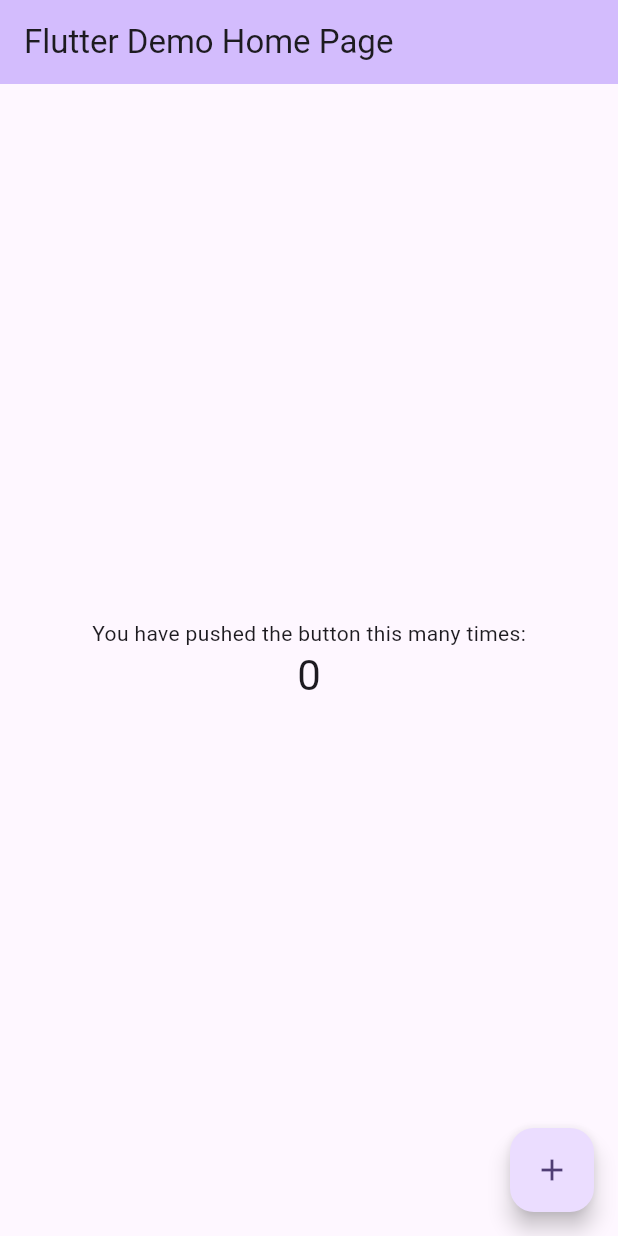
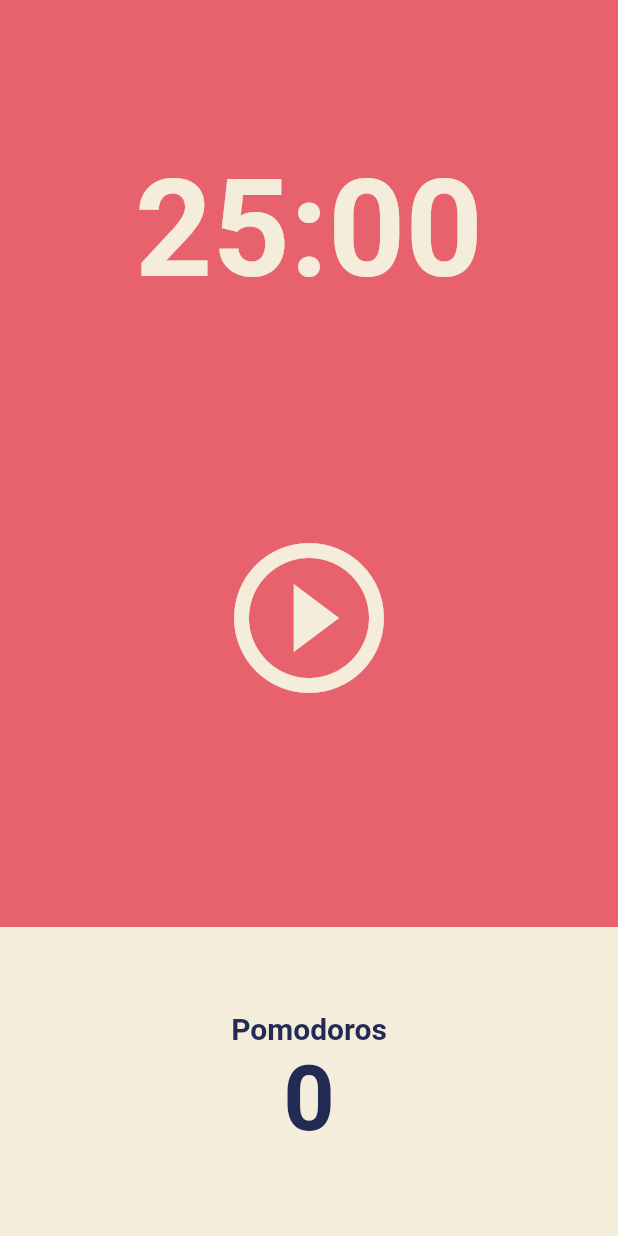
Before and after one commit to lunamundus/flutter_pomodoro_app_example, a Flutter app: the screen it shows after launch, on a phone screen of 412 x 824 dp. Run offline on Flutter 3.47's test engine with Material 2 defaults, Android fonts, the phone set to English and light mode, and no system bars.

Commit message:
Make user interface

```diff
--- a/lib/main.dart
+++ b/lib/main.dart
@@ -1,125 +1,28 @@
 import 'package:flutter/material.dart';
+import 'package:pomodoro_app_example/screens/home_screen.dart';
 
 void main() {
-  runApp(const MyApp());
+  runApp(const PomodoroApp());
 }
 
-class MyApp extends StatelessWidget {
-  const MyApp({super.key});
+class PomodoroApp extends StatelessWidget {
+  const PomodoroApp({super.key});
 
-  // This widget is the root of your application.
   @override
   Widget build(BuildContext context) {
     return MaterialApp(
-      title: 'Flutter Demo',
       theme: ThemeData(
-        // This is the theme of your application.
-        //
-        // TRY THIS: Try running your application with "flutter run". You'll see
-        // the application has a blue toolbar. Then, without quitting the app,
-        // try changing the seedColor in the colorScheme below to Colors.green
-        // and then invoke "hot reload" (save your changes or press the "hot
-        // reload" button in a Flutter-supported IDE, or press "r" if you used
-        // the command line to start the app).
-        //
-        // Notice that the counter didn't reset back to zero; the application
-        // state is not lost during the reload. To reset the state, use hot
-        // restart instead.
-        //
-        // This works for code too, not just values: Most code changes can be
-        // tested with just a hot reload.
-        colorScheme: ColorScheme.fromSeed(seedColor: Colors.deepPurple),
-        useMaterial3: true,
+        colorScheme: ColorScheme.fromSwatch(
+          backgroundColor: const Color(0xFFE7626C),
+        ),
+        textTheme: const TextTheme(
+          displayLarge: TextStyle(
+            color: Color(0xFF232B55),
+          ),
+        ),
+        cardColor: const Color(0xFFF4EDDB),
       ),
-      home: const MyHomePage(title: 'Flutter Demo Home Page'),
+      home: const HomeScreen(),
     );
   }
 }
-
-class MyHomePage extends StatefulWidget {
-  const MyHomePage({super.key, required this.title});
-
-  // This widget is the home page of your application. It is stateful, meaning
-  // that it has a State object (defined below) that contains fields that affect
-  // how it looks.
-
-  // This class is the configuration for the state. It holds the values (in this
-  // case the title) provided by the parent (in this case the App widget) and
-  // used by the build method of the State. Fields in a Widget subclass are
-  // always marked "final".
-
-  final String title;
-
-  @override
-  State<MyHomePage> createState() => _MyHomePageState();
-}
-
-class _MyHomePageState extends State<MyHomePage> {
-  int _counter = 0;
-
-  void _incrementCounter() {
-    setState(() {
-      // This call to setState tells the Flutter framework that something has
-      // changed in this State, which causes it to rerun the build method below
-      // so that the display can reflect the updated values. If we changed
-      // _counter without calling setState(), then the build method would not be
-      // called again, and so nothing would appear to happen.
-      _counter++;
-    });
-  }
-
-  @override
-  Widget build(BuildContext context) {
-    // This method is rerun every time setState is called, for instance as done
-    // by the _incrementCounter method above.
-    //
-    // The Flutter framework has been optimized to make rerunning build methods
-    // fast, so that you can just rebuild anything that needs updating rather
-    // than having to individually change instances of widgets.
-    return Scaffold(
-      appBar: AppBar(
-        // TRY THIS: Try changing the color here to a specific color (to
-        // Colors.amber, perhaps?) and trigger a hot reload to see the AppBar
-        // change color while the other colors stay the same.
-        backgroundColor: Theme.of(context).colorScheme.inversePrimary,
-        // Here we take the value from the MyHomePage object that was created by
-        // the App.build method, and use it to set our appbar title.
-        title: Text(widget.title),
-      ),
-      body: Center(
-        // Center is a layout widget. It takes a single child and positions it
-        // in the middle of the parent.
-        child: Column(
-          // Column is also a layout widget. It takes a list of children and
-          // arranges them vertically. By default, it sizes itself to fit its
-          // children horizontally, and tries to be as tall as its parent.
-          //
-          // Column has various properties to control how it sizes itself and
-          // how it positions its children. Here we use mainAxisAlignment to
-          // center the children vertically; the main axis here is the vertical
-          // axis because Columns are vertical (the cross axis would be
-          // horizontal).
-          //
-          // TRY THIS: Invoke "debug painting" (choose the "Toggle Debug Paint"
-          // action in the IDE, or press "p" in the console), to see the
-          // wireframe for each widget.
-          mainAxisAlignment: MainAxisAlignment.center,
-          children: <Widget>[
-            const Text(
-              'You have pushed the button this many times:',
-            ),
-            Text(
-              '$_counter',
-              style: Theme.of(context).textTheme.headlineMedium,
-            ),
-          ],
-        ),
-      ),
-      floatingActionButton: FloatingActionButton(
-        onPressed: _incrementCounter,
-        tooltip: 'Increment',
-        child: const Icon(Icons.add),
-      ), // This trailing comma makes auto-formatting nicer for build methods.
-    );
-  }
-}
--- /dev/null
+++ b/lib/screens/home_screen.dart
@@ -0,0 +1,85 @@
+import 'package:flutter/material.dart';
+
+class HomeScreen extends StatefulWidget {
+  const HomeScreen({super.key});
+
+  @override
+  State<HomeScreen> createState() => _HomeScreenState();
+}
+
+class _HomeScreenState extends State<HomeScreen> {
+  @override
+  Widget build(BuildContext context) {
+    return Scaffold(
+      backgroundColor: Theme.of(context).colorScheme.background,
+      body: Column(
+        children: [
+          Flexible(
+            flex: 1,
+            child: Container(
+              alignment: Alignment.bottomCenter,
+              child: Text(
+                '25:00',
+                style: TextStyle(
+                  color: Theme.of(context).cardColor,
+                  fontSize: 90,
+                  fontWeight: FontWeight.w600,
+                ),
+              ),
+            ),
+          ),
+          Flexible(
+            flex: 2,
+            child: Center(
+              child: IconButton(
+                color: Theme.of(context).cardColor,
+                onPressed: () {},
+                icon: const Icon(
+                  Icons.play_circle_outline,
+                ),
+                iconSize: 120,
+              ),
+            ),
+          ),
+          Flexible(
+            flex: 1,
+            child: Row(
+              children: [
+                Expanded(
+                  child: Container(
+                    decoration: BoxDecoration(
+                      color: Theme.of(context).cardColor,
+                    ),
+                    child: Column(
+                      mainAxisAlignment: MainAxisAlignment.center,
+                      children: [
+                        Text(
+                          'Pomodoros',
+                          style: TextStyle(
+                            fontSize: 20,
+                            fontWeight: FontWeight.w600,
+                            color:
+                                Theme.of(context).textTheme.displayLarge!.color,
+                          ),
+                        ),
+                        Text(
+                          '0',
+                          style: TextStyle(
+                            fontSize: 60,
+                            fontWeight: FontWeight.w600,
+                            color:
+                                Theme.of(context).textTheme.displayLarge!.color,
+                          ),
+                        ),
+                      ],
+                    ),
+                  ),
+                ),
+              ],
+            ),
+          ),
+        ],
+      ),
+    );
+  }
+}
```
Also changed, not shown: 1 other file.
